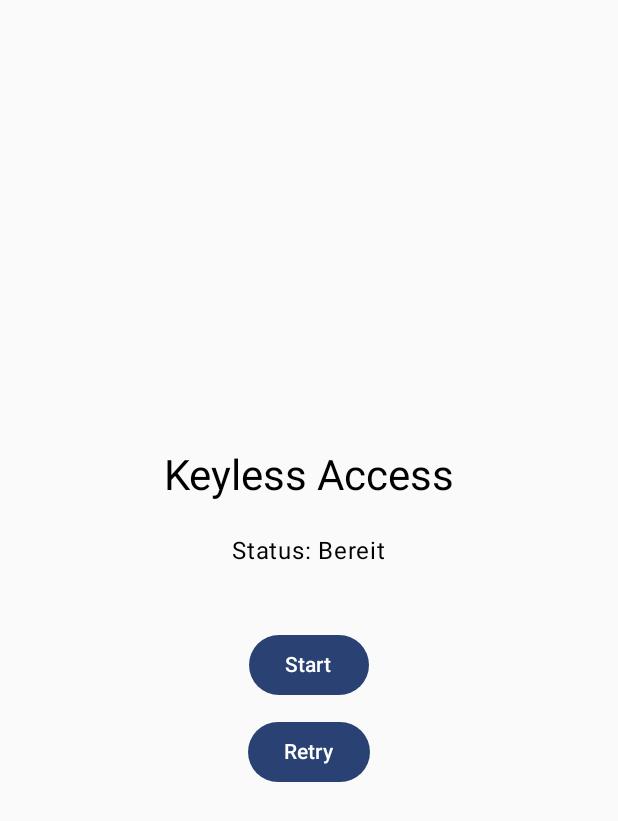
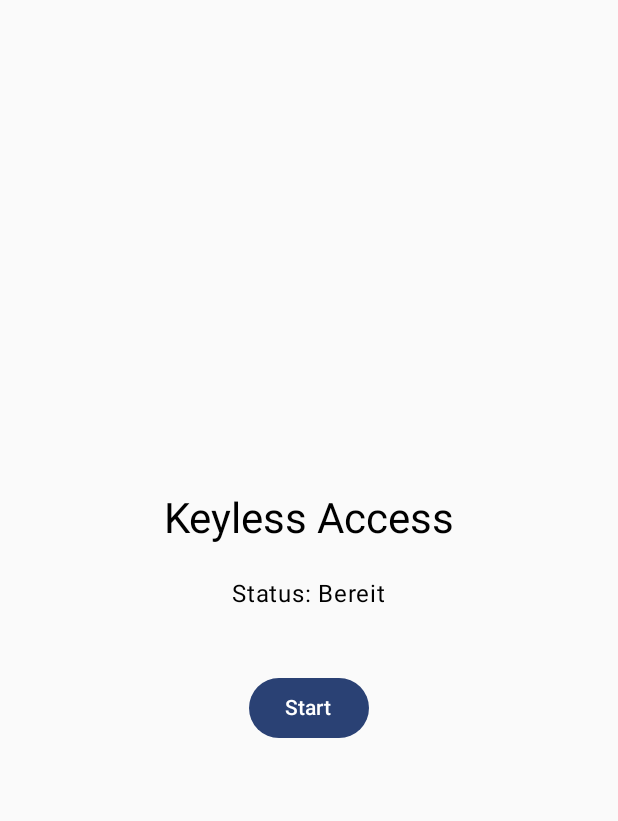
Before and after one commit to AlGD09/Keyless_App, an Android app built with Jetpack Compose: the screen it shows after launch (MainActivity), on a phone screen of 412 x 824 dp. Shown: the top 821 px of the screen. Run offline under Robolectric (Android 15) with nearby library versions, the phone set to English and light mode, and no system bars; our stand-ins replace Dagger/Hilt's generated code.

Commit message:
Add: Nur ein Button und Retry Änderung nur wenn Fehler auftritt

```diff
--- a/app/src/main/java/com/example/keyless_app/ablauf/AblaufScreen.kt
+++ b/app/src/main/java/com/example/keyless_app/ablauf/AblaufScreen.kt
@@ -34,14 +34,13 @@ fun AblaufScreen(
 
         Spacer(Modifier.height(40.dp))
 
-        Button(onClick = { viewModel.startProcess() }) {
-            Text("Start")
+        val buttonText = when (status) {
+            Status.Error, Status.ErrorToken -> "Retry"
+            else -> "Start"
         }
 
-        Spacer(Modifier.height(10.dp))
-
-        Button(onClick = { viewModel.retry() }) {
-            Text("Retry")
+        Button(onClick = { viewModel.startProcess() }) {
+            Text(buttonText)
         }
     }
 }
--- a/app/src/main/java/com/example/keyless_app/ablauf/AblaufViewModel.kt
+++ b/app/src/main/java/com/example/keyless_app/ablauf/AblaufViewModel.kt
@@ -36,10 +36,9 @@ class AblaufViewModel @Inject constructor(
                 _status.value = Status.BLEServer
                 _status.value = Status.BLEAdvertise
                 bleManager.startAdvertisingForDuration(30_000)
-
-
                 _status.value = Status.BLEStopped
                 bleManager.stopGattServer()
+                _status.value = Status.Idle
             } catch (e: Exception) {
                 if (e.message?.contains("401") == true || e.message?.contains("Unauthorized") == true) {
                     _status.value = Status.ErrorToken
@@ -68,7 +67,6 @@ sealed class Status(val label: String) {
     object BLEServer : Status("GATT Server gestartet")
     object BLEAdvertise : Status("Advertising gestartet für 30s")
     object BLEStopped : Status("BLE gestoppt.")
-    object AuthSuccess : Status("Authentifiziert")
     object ErrorToken : Status ("Gerät nicht authentifiziert")
     object Error : Status ("Cloud- oder BLE Fehler")
 }
```
